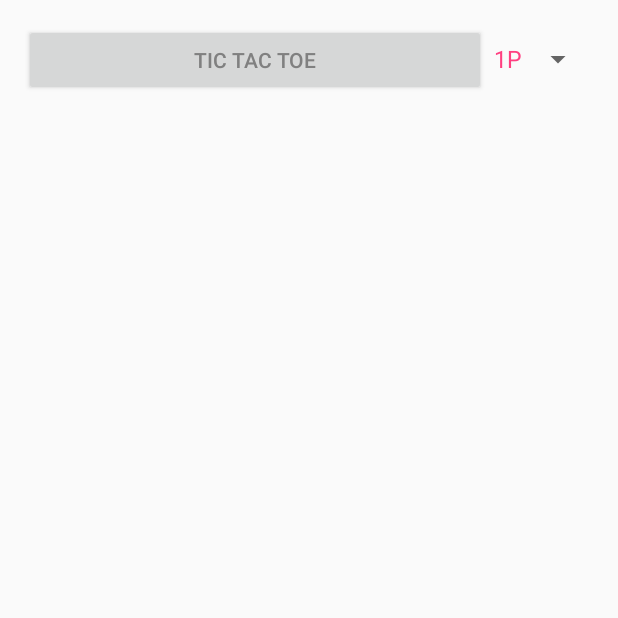
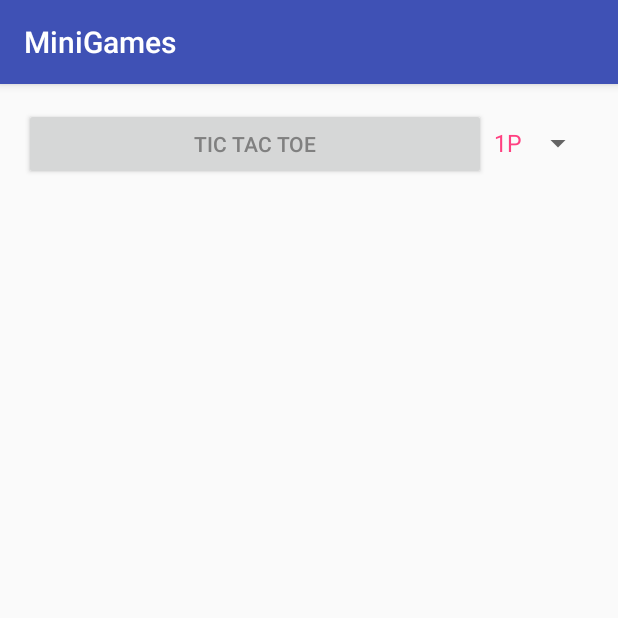
Before and after one commit to punit-kulal/MiniGames, an Android app: the screen it shows after launch (MainActivity), on a phone screen of 412 x 824 dp, the top half of it. Run offline under Robolectric (Android 15) with nearby library versions, the phone set to English and light mode, and no system bars.

Commit message:
Theme tried Final commit on tic tac toe.

```diff
--- a/app/src/main/res/layout/tic_tac_toe.xml
+++ b/app/src/main/res/layout/tic_tac_toe.xml
@@ -197,5 +197,4 @@
                     android:onClick="addMarker" />
             </LinearLayout>
         </LinearLayout>
-
 </RelativeLayout>
--- a/app/src/main/res/layout/tic_tac_toe1p.xml
+++ b/app/src/main/res/layout/tic_tac_toe1p.xml
@@ -9,7 +9,8 @@
     android:paddingLeft="@dimen/activity_horizontal_margin"
     android:paddingRight="@dimen/activity_horizontal_margin"
     android:paddingTop="@dimen/activity_vertical_margin"
-    tools:context="com.example.android.minigames.TicTacToe1P">
+    tools:context="com.example.android.minigames.TicTacToe1P"
+    >
 
     <LinearLayout
         android:id="@+id/nongame"
--- a/app/src/main/res/values-v21/styles.xml
+++ /dev/null
@@ -1,11 +0,0 @@
-<?xml version="1.0" encoding="utf-8"?>
-<resources>
-
-        <style name="AppCompact" parent="Theme.AppCompat.Light.NoActionBar">
-                <!-- Customize your theme here. -->
-                <item name="colorPrimary">@color/colorPrimary</item>
-                <item name="colorPrimaryDark">@color/colorPrimaryDark</item>
-                <item name="colorAccent">@color/colorAccent</item>
-                <item name="android:spinnerItemStyle">@style/DifficultySpinnerItem</item>
-        </style>
-</resources>
--- a/app/src/main/res/values/styles.xml
+++ b/app/src/main/res/values/styles.xml
@@ -1,7 +1,7 @@
 <resources>
 
     <!-- Base application theme. -->
-    <style name="AppCompact" parent="Theme.AppCompat.Light.NoActionBar">
+    <style name="AppCompact" parent="Theme.AppCompat.Light.DarkActionBar">
         <!-- Customize your theme here. -->
         <item name="colorPrimary">@color/colorPrimary</item>
         <item name="colorPrimaryDark">@color/colorPrimaryDark</item>
@@ -16,4 +16,5 @@
     <style name="DifficultyTextAppearanceSpinnerItem" parent="android:TextAppearance.Widget.TextView.SpinnerItem">
         <item name="android:textColor">@color/colorAccent</item>
     </style>
+
 </resources>
```
Lines whose indentation alone changed are shown as unchanged.
